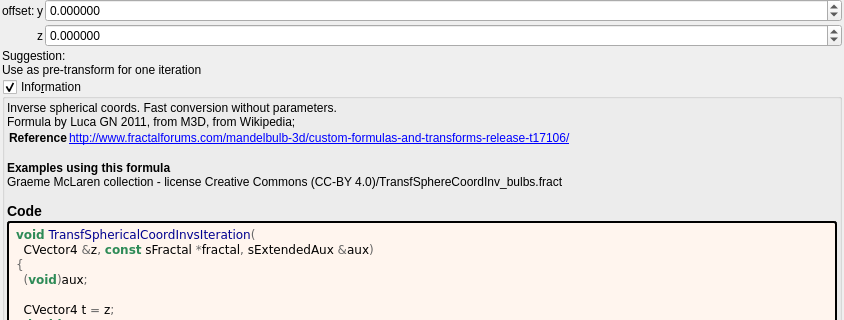
This is mandelbulber2/formula/ui/transf_spherical_coord_invs.ui in buddhi1980/mandelbulber2 as Qt 5 draws it before an edit; both pictures show x 0 to 844 and y 110 to 430 of the 844 by 1057 pixel window. The edited form follows.
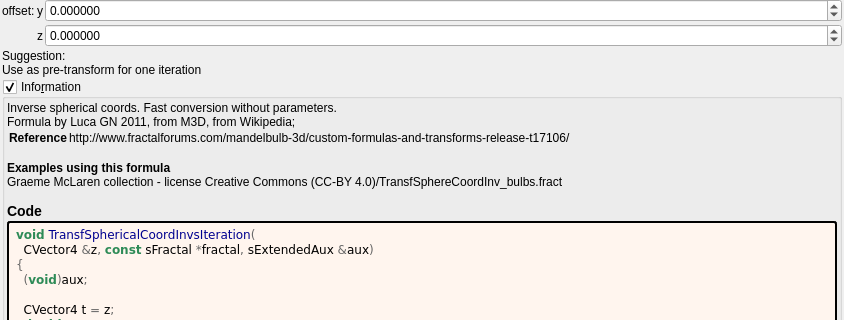
This is the edited form. Custom widgets are drawn as their Qt base class.

Commit message:
docs: show fractalforums.com formula references as text
fractalforums.com is only partly online; fractalforums.org keeps a read-only
copy and the active forum. The formula information boxes now show
fractalforums.com references (and the wrapped lines that continue them) as
plain text. The links that remain are closed with </a>, which the generator
never wrote. The formula/ui files are regenerated with
tools/populate_ui_information.py.

Diff of the .ui file:
```diff
--- a/mandelbulber2/formula/ui/transf_spherical_coord_invs.ui
+++ b/mandelbulber2/formula/ui/transf_spherical_coord_invs.ui
@@ -225,7 +225,7 @@
        <widget class="QLabel" name="label_information_general">
         <property name="text">
          <string notr="true">&lt;p&gt;Inverse spherical coords. Fast conversion without parameters.&lt;br&gt;Formula by Luca GN 2011, from M3D, from Wikipedia;&lt;/p&gt;&lt;table&gt;
-&lt;tr&gt;&lt;th&gt;Reference&lt;/th&gt;&lt;td&gt;&lt;a href=&quot;http://www.fractalforums.com/mandelbulb-3d/custom-formulas-and-transforms-release-t17106/&quot;&gt;http://www.fractalforums.com/mandelbulb-3d/custom-formulas-and-transforms-release-t17106/&lt;br&gt;
+&lt;tr&gt;&lt;th&gt;Reference&lt;/th&gt;&lt;td&gt;http://www.fractalforums.com/mandelbulb-3d/custom-formulas-and-transforms-release-t17106/&lt;br&gt;
 &lt;/td&gt;&lt;/tr&gt;
 &lt;/table&gt;
 &lt;br&gt;&lt;b&gt;Examples using this formula&lt;/b&gt;&lt;br&gt;Graeme McLaren  collection - license Creative Commons  (CC-BY 4.0)/TransfSphereCoordInv_bulbs.fract&lt;h3&gt;Code&lt;/h3&gt;</string>
```
The commit also changes 202 other files.
